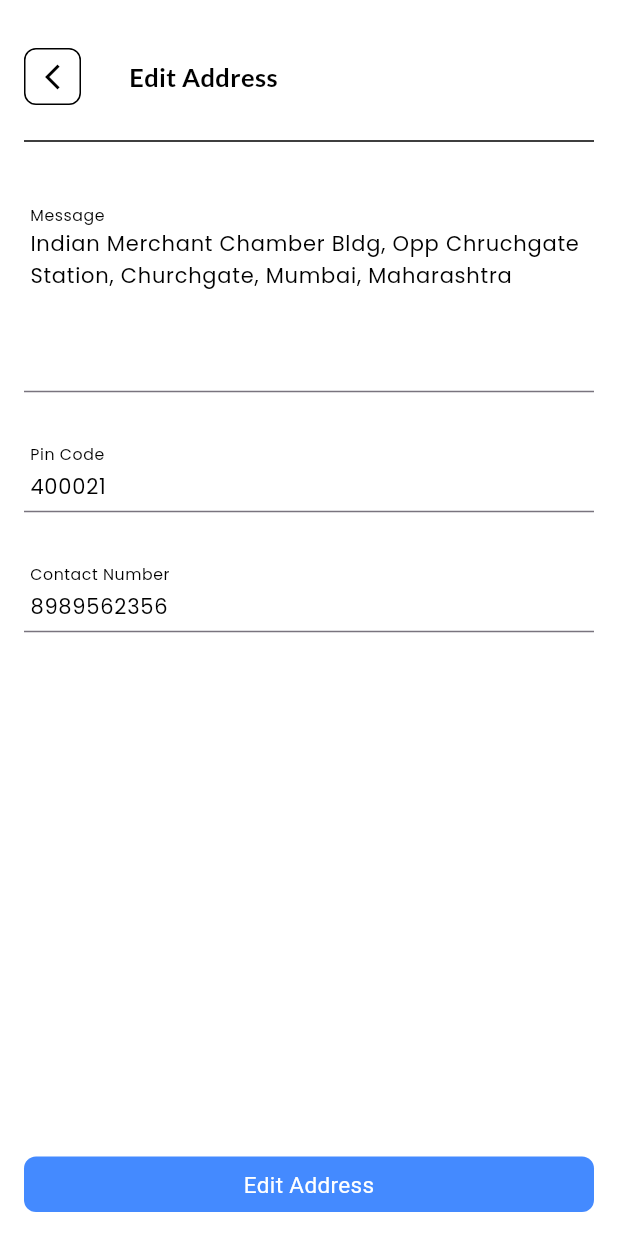
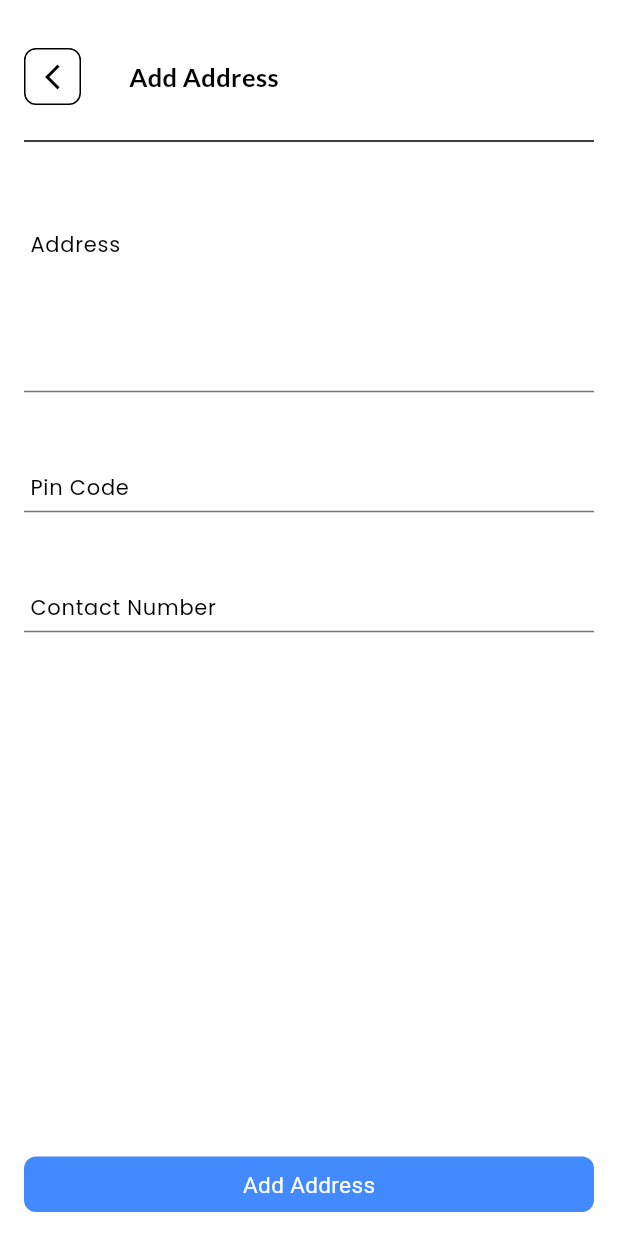
Before and after one commit to Aviral-Kaushik/Flick--Shopping-App, a Flutter app: the AddEditAddressScreen screen opened by its route, on a phone screen of 412 x 824 dp. Run offline on Flutter 3.47's test engine with Material 3 defaults, Android fonts, the phone set to English and light mode, and no system bars; our stand-ins replace cloud_firestore, firebase_auth, firebase_core, fl_chart, flutter_bloc, flutter_svg and 11 more; missing offline and left inert: flutter_statusbarcolor_ns, mailer; accounts and stored records are empty; project files that could hold a hidden picture were left out.

Commit message:
Fixed all bug in Address Module and implemented all operations for AddEditAddressScreen and added refresh button in Address Screen

```diff
--- a/lib/components/simple_header.dart
+++ b/lib/components/simple_header.dart
@@ -9,7 +9,7 @@ class SimpleHeader extends StatelessWidget {
 
   @override
   Widget build(BuildContext context) {
-    return  Row(
+    return Row(
       children: [
 
         GestureDetector(
@@ -35,6 +35,6 @@ class SimpleHeader extends StatelessWidget {
         ),)
 
       ],
-    );;
+    );
   }
 }
--- a/lib/components/simple_text_area.dart
+++ b/lib/components/simple_text_area.dart
@@ -21,7 +21,7 @@ class SimpleTextArea extends StatelessWidget {
   Widget build(BuildContext context) {
     return TextField(
       decoration: InputDecoration(
-          labelText: "Message",
+          labelText: labelText,
           alignLabelWithHint: true,
           labelStyle:
           GoogleFonts.poppins(fontSize: 14, color: blackColor),
--- a/lib/core/Routers.dart
+++ b/lib/core/Routers.dart
@@ -17,7 +17,6 @@ import 'package:flick/features/profile/screens/profile_home/profile_home.dart';
 import 'package:flick/features/referral/screens/referral_screen.dart';
 import 'package:flick/features/settings/screens/settings_screen.dart';
 import 'package:flick/features/terms_and_privacy/screens/terms_and_privacy_screen.dart';
-import 'package:flick/models/Address.dart';
 import 'package:flutter/material.dart';
 import 'package:provider/provider.dart';
 
@@ -70,21 +69,15 @@ class Routers {
       case "/registerScreen":
         return MaterialPageRoute(builder: (_) => const RegisterScreen());
       case "/addressesScreen":
-        // TODO Argument logic not working
         // List argumentList = settings.arguments as List;
-        return MaterialPageRoute(builder: (_) => const AddressesScreen(
-          showUIForSelectAddressScreen: false));
+        final args = settings.arguments as Map<String, dynamic>?;
+        return MaterialPageRoute(builder: (_) => AddressesScreen(
+                showUIForSelectAddressScreen:
+                    args?['showUIForSelectAddressScreen'] ?? false));
       case "/addEditAddressScreen":
-      // TODO Replace Optional Arguments with real arguments
+        final args = settings.arguments as AddEditAddressArguments?;
         return MaterialPageRoute(builder: (_) =>
-            AddEditAddressScreen(address: Address(
-                addressId: "1",
-                userId: "1",
-                address:
-                "Indian Merchant Chamber Bldg, Opp Chruchgate Station, Churchgate, Mumbai, Maharashtra",
-                pinCode: "400021",
-                contactNumber: "8989562356"),
-                showUiForEditAddressScreen: true));
+            AddEditAddressScreen(arguments: args));
       default:
         return MaterialPageRoute(
             builder: (_) => Scaffold(
--- a/lib/features/address/blocs/add_edit_address_boc/add_edit_address_bloc.dart
+++ b/lib/features/address/blocs/add_edit_address_boc/add_edit_address_bloc.dart
@@ -2,6 +2,7 @@ import 'package:flick/features/address/blocs/add_edit_address_boc/add_edit_addre
 import 'package:flick/features/address/blocs/add_edit_address_boc/add_edit_address_state.dart';
 import 'package:flick/repositories/address_repository.dart';
 import 'package:flutter_bloc/flutter_bloc.dart';
+import 'package:tuple/tuple.dart';
 
 class AddEditAddressBloc extends Bloc<AddEditAddressEvent, AddEditAddressState> {
 
@@ -9,12 +10,26 @@ class AddEditAddressBloc extends Bloc<AddEditAddressEvent, AddEditAddressState>
 
   AddEditAddressBloc(this.addressRepository)
       : super(const AddEditAddressInitial()) {
-    on<AddNewAddress>((event, emit) {
+    on<AddNewAddress>((event, emit) async {
+      emit(const AddEditAddressLoading("Initiating Address Request!"));
 
+      await addressRepository.addNewAddress(event.address);
+
+      emit(const NewAddressAddedSuccessfully());
     });
 
-    on<UpdateAddress>((event, emit) {
+    on<UpdateAddress>((event, emit) async {
+      emit(const AddEditAddressLoading("Initiating Address Request!"));
 
+      Tuple2<bool, String> updateAddressResponse =
+          await addressRepository.updateAddress(event.address);
+
+      if (updateAddressResponse.item1) {
+        emit(AddEditAddressError(updateAddressResponse.item2));
+        return;
+      }
+
+      emit(const AddressUpdatedSuccessfully());
     });
   }
 }
--- a/lib/features/address/blocs/address_bloc/address_event.dart
+++ b/lib/features/address/blocs/address_bloc/address_event.dart
@@ -11,6 +11,7 @@ class LoadAddresses extends AddressEvent {
 
 class DeleteAddress extends AddressEvent {
   final String addressId;
+  final String userId;
 
-  const DeleteAddress(this.addressId);
+  const DeleteAddress(this.userId, this.addressId);
 }
--- a/lib/features/address/screens/add_edit_address_screen.dart
+++ b/lib/features/address/screens/add_edit_address_screen.dart
@@ -8,6 +8,7 @@ import 'package:flick/features/address/blocs/add_edit_address_boc/add_edit_addre
 import 'package:flick/helper/DialogHelper.dart';
 import 'package:flick/locator.dart';
 import 'package:flick/models/Address.dart';
+import 'package:flick/models/User.dart';
 import 'package:flick/utils/Colors.dart';
 import 'package:flick/utils/Constants.dart';
 import 'package:flutter/material.dart';
@@ -15,11 +16,9 @@ import 'package:flutter_bloc/flutter_bloc.dart';
 
 class AddEditAddressScreen extends StatefulWidget {
   const AddEditAddressScreen({super.key,
-    required this.address,
-    required this.showUiForEditAddressScreen});
+    required this.arguments});
 
-  final Address address;
-  final bool showUiForEditAddressScreen;
+  final AddEditAddressArguments? arguments;
 
   @override
   State<AddEditAddressScreen> createState() => _AddEditAddressScreenState();
@@ -37,17 +36,25 @@ class _AddEditAddressScreenState extends State<AddEditAddressScreen> {
 
   bool isAnyDialogShowing = false;
 
+  late User? user;
+
   @override
   void initState() {
     super.initState();
 
-    if (widget.showUiForEditAddressScreen) {
-      addressController.text = widget.address.address;
-      contactNumberController.text = widget.address.contactNumber;
-      pinCodeController.text = widget.address.pinCode;
+    if (widget.arguments?.showUiForEditAddressScreen ?? false) {
+      addressController.text = widget.arguments?.address.address ?? "";
+      contactNumberController.text = widget.arguments?.address.contactNumber ?? "";
+      pinCodeController.text = widget.arguments?.address.pinCode ?? "";
     }
 
     dialogHelper = DialogHelper(context);
+
+    loadUserData();
+  }
+
+  void loadUserData() async {
+    user = await User.instance;
   }
 
   showProgressDialog(String message) {
@@ -133,7 +140,7 @@ class _AddEditAddressScreenState extends State<AddEditAddressScreen> {
                       ),
 
                       SimpleHeader(title:
-                          widget.showUiForEditAddressScreen
+                          widget.arguments?.showUiForEditAddressScreen ?? false
                           ? "Edit Address" : "Add Address"),
 
                       const SizedBox(
@@ -182,15 +189,31 @@ class _AddEditAddressScreenState extends State<AddEditAddressScreen> {
                     ],
                   ),
                   SimpleButton(
-                      buttonText: widget.showUiForEditAddressScreen
+                      buttonText: widget.arguments?.showUiForEditAddressScreen ?? false
                           ? "Edit Address"
                           : "Add Address",
                       backgroundColor: Colors.blueAccent,
                       onPressed: () {
-                        if (widget.showUiForEditAddressScreen) {
-                          addEditAddressBloc.add(UpdateAddress(widget.address));
+                        if (widget.arguments?.showUiForEditAddressScreen ??
+                            false) {
+                          addEditAddressBloc.add(UpdateAddress(
+                            Address(
+                                addressId:
+                                    widget.arguments?.address.addressId ?? "",
+                                userId: widget.arguments?.address.userId ?? "",
+                                address: addressController.text,
+                                pinCode: pinCodeController.text,
+                                contactNumber: contactNumberController.text),
+                          ));
                         } else {
-                          addEditAddressBloc.add(AddNewAddress(widget.address));
+                          addEditAddressBloc.add(AddNewAddress(
+                            Address(
+                                addressId: "1",
+                                userId: user?.id ?? "",
+                                address: addressController.text,
+                                pinCode: pinCodeController.text,
+                                contactNumber: contactNumberController.text),
+                          ));
                         }
                       })
                 ],
@@ -202,3 +225,13 @@ class _AddEditAddressScreenState extends State<AddEditAddressScreen> {
     );
   }
 }
+
+class AddEditAddressArguments {
+  final Address address;
+  final bool showUiForEditAddressScreen;
+
+  AddEditAddressArguments({
+    required this.address,
+    required this.showUiForEditAddressScreen,
+  });
+}
--- a/lib/features/settings/screens/settings_screen.dart
+++ b/lib/features/settings/screens/settings_screen.dart
@@ -33,8 +33,10 @@ class _SettingsScreenState extends State<SettingsScreen> {
 
           const SizedBox(height: appPadding,),
 
-          settingsOptionListTile("Your Addresses", () => Navigator.pushNamed(
-              context, "/addressesScreen", arguments: false),
+          settingsOptionListTile(
+              "Your Addresses",
+              () => Navigator.pushNamed(context, "/addressesScreen",
+                  arguments: {'showUIForSelectAddressScreen': false}),
               false),
 
           const SizedBox(height: appPadding,),
--- a/lib/models/Address.dart
+++ b/lib/models/Address.dart
@@ -20,7 +20,7 @@ class Address {
         userId: map["user_id"],
         address: map["address"],
         pinCode: map["pin_code"],
-        contactNumber: map["contactNumber"]);
+        contactNumber: map["contact_number"]);
   }
 
   Map<String, dynamic> toFirestore() {
```
Also changed, not shown: lib/features/address/blocs/address_bloc/address_bloc.dart (+11 -1 lines), lib/features/address/screens/addresses_screen.dart (+67 -13 lines), lib/repositories/address_repository.dart (+1 -17 lines).
